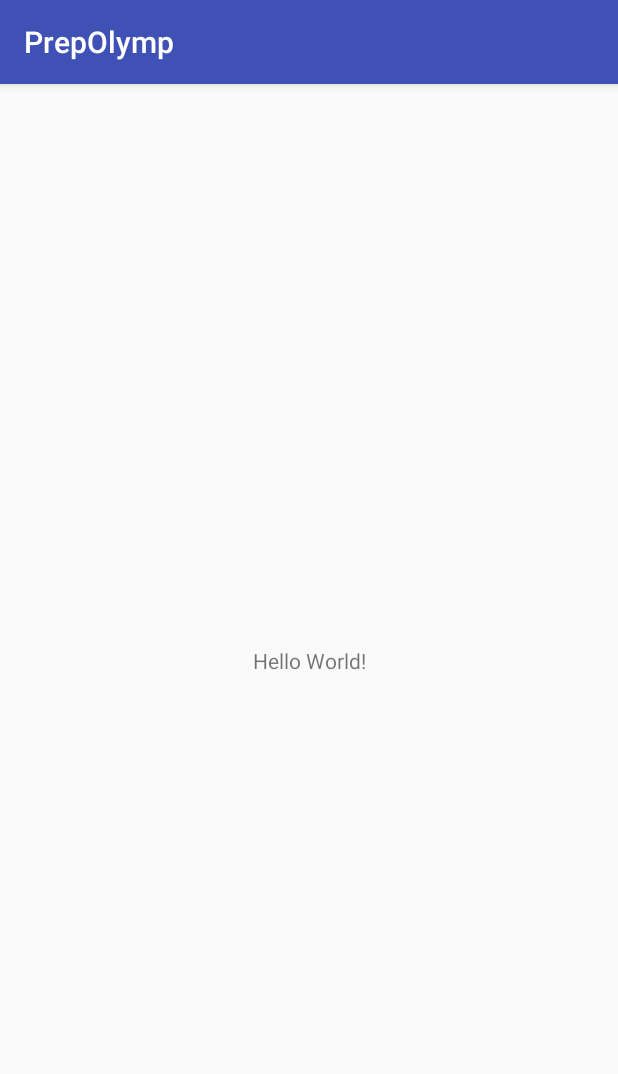
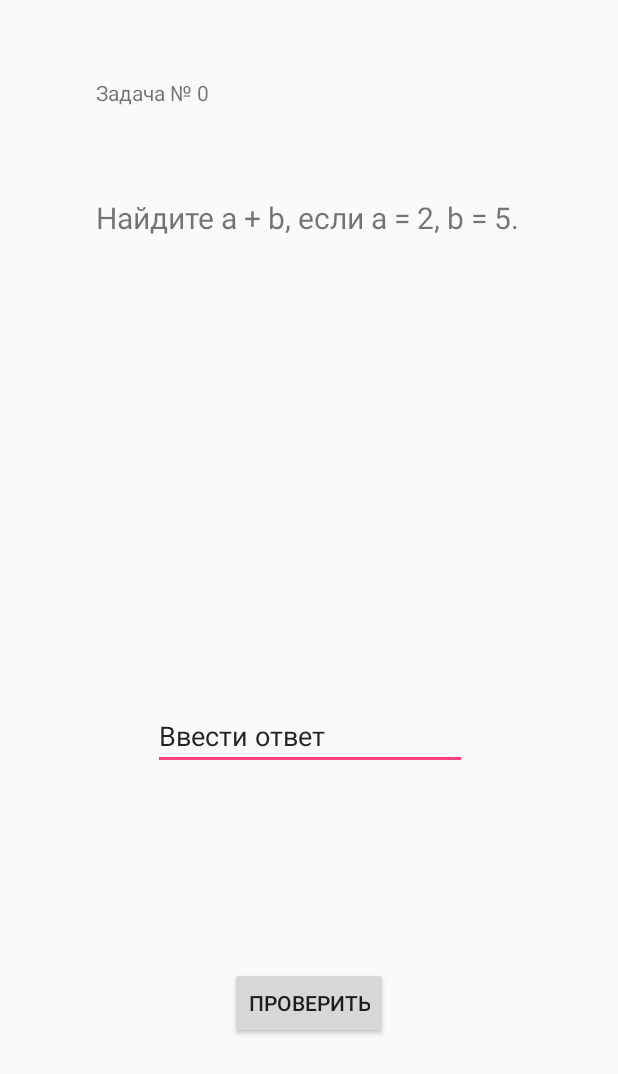
Before and after one commit to matveevk/PrepOlymp, an Android app: the screen it shows after launch (MainActivity), on a phone screen of 412 x 824 dp. Shown: the top 1074 px of the screen. Run offline under Robolectric (Android 15) with nearby library versions, the phone set to English and light mode, and no system bars.

Commit message:
Problem View Beta

```diff
--- a/app/src/main/java/com/example/root/prepolymp/MainActivity.java
+++ b/app/src/main/java/com/example/root/prepolymp/MainActivity.java
@@ -1,15 +1,25 @@
 package com.example.root.prepolymp;
 
-import android.support.v7.app.AppCompatActivity;
+import android.app.Activity;
 import android.os.Bundle;
+import android.widget.TextView;
 
-public class MainActivity extends AppCompatActivity {
+public class MainActivity extends Activity {
 
     @Override
     protected void onCreate(Bundle savedInstanceState) {
         super.onCreate(savedInstanceState);
-        setContentView(R.layout.activity_main);
+        setContentView(R.layout.problem_view);
+        Problem problem = new Problem("Найдите a + b, если a = 2, b = 5.", "7", 1);
+        showProblem(problem);
     }
 
+    public void showProblem(Problem problem) {
+        TextView problemText = (TextView)findViewById(R.id.problemView);
+        problemText.setText(problem.text);
+        int problemNo = 0;
+        TextView problemInfo = (TextView)findViewById(R.id.problemInfo);
+        problemInfo.setText(getString(R.string.problem_number, problemNo));
 
+    }
 }
--- /dev/null
+++ b/app/src/main/java/com/example/root/prepolymp/Problem.java
@@ -0,0 +1,24 @@
+package com.example.root.prepolymp;
+
+import java.util.ArrayList;
+
+public class Problem {
+    String text;
+    String ans;
+    int form;
+    String origins;
+
+    Problem() {
+        text = "";
+        ans = "";
+        form = 9;
+        origins = "Неизвестно";
+    }
+
+    Problem(String text, String ans, int form) {
+        this.text = text;
+        this.ans = ans;
+        this.form = form;
+    }
+
+}
--- a/app/src/main/res/layout/activity_main.xml
+++ /dev/null
@@ -1,19 +0,0 @@
-<?xml version="1.0" encoding="utf-8"?>
-<android.support.constraint.ConstraintLayout
-    xmlns:android="http://schemas.android.com/apk/res/android"
-    xmlns:tools="http://schemas.android.com/tools"
-    xmlns:app="http://schemas.android.com/apk/res-auto"
-    android:layout_width="match_parent"
-    android:layout_height="match_parent"
-    tools:context="com.example.root.prepolymp.MainActivity">
-
-    <TextView
-        android:layout_width="wrap_content"
-        android:layout_height="wrap_content"
-        android:text="Hello World!"
-        app:layout_constraintBottom_toBottomOf="parent"
-        app:layout_constraintLeft_toLeftOf="parent"
-        app:layout_constraintRight_toRightOf="parent"
-        app:layout_constraintTop_toTopOf="parent" />
-
-</android.support.constraint.ConstraintLayout>
--- /dev/null
+++ b/app/src/main/res/layout/problem_view.xml
@@ -0,0 +1,57 @@
+<?xml version="1.0" encoding="utf-8"?>
+<android.support.constraint.ConstraintLayout
+    xmlns:android="http://schemas.android.com/apk/res/android"
+    xmlns:tools="http://schemas.android.com/tools"
+    xmlns:app="http://schemas.android.com/apk/res-auto"
+    android:layout_width="match_parent"
+    android:layout_height="match_parent"
+    tools:context="com.example.root.prepolymp.MainActivity">
+
+    <TextView
+        android:id="@+id/problemView"
+        android:layout_width="285dp"
+        android:layout_height="211dp"
+        android:textSize="20sp"
+        android:text="@string/problem_text"
+        app:layout_constraintRight_toRightOf="parent"
+        app:layout_constraintLeft_toLeftOf="parent"
+        app:layout_constraintBottom_toTopOf="@+id/insertAnswer"
+        app:layout_constraintTop_toTopOf="parent"
+        app:layout_constraintHorizontal_bias="0.503" />
+
+    <EditText
+        android:id="@+id/insertAnswer"
+        android:layout_width="209dp"
+        android:layout_height="39dp"
+        android:ems="10"
+        android:text="@string/insert_ans"
+        android:inputType="textPersonName"
+        app:layout_constraintRight_toRightOf="parent"
+        app:layout_constraintLeft_toLeftOf="parent"
+        app:layout_constraintBottom_toTopOf="@+id/checkButton"
+        app:layout_constraintTop_toBottomOf="@+id/problemView"
+        app:layout_constraintHorizontal_bias="0.502" />
+
+    <Button
+        android:id="@+id/checkButton"
+        android:layout_width="wrap_content"
+        android:layout_height="wrap_content"
+        android:text="@string/check_button"
+        app:layout_constraintRight_toRightOf="parent"
+        app:layout_constraintLeft_toLeftOf="parent"
+        app:layout_constraintBottom_toBottomOf="parent"
+        app:layout_constraintTop_toBottomOf="@+id/insertAnswer" />
+
+    <TextView
+        android:id="@+id/problemInfo"
+        android:layout_width="285dp"
+        android:layout_height="35dp"
+        android:text="@string/problem_info"
+        app:layout_constraintBottom_toTopOf="@+id/problemView"
+        app:layout_constraintTop_toTopOf="parent"
+        app:layout_constraintRight_toRightOf="parent"
+        app:layout_constraintLeft_toLeftOf="parent"
+        app:layout_constraintHorizontal_bias="0.503"
+        app:layout_constraintVertical_bias="0.545" />
+
+</android.support.constraint.ConstraintLayout>
--- a/app/src/main/res/values/strings.xml
+++ b/app/src/main/res/values/strings.xml
@@ -1,3 +1,10 @@
 <resources>
     <string name="app_name">PrepOlymp</string>
+
+    <string name="problem_text">Текст задачи</string>
+    <string name="insert_ans">Ввести ответ</string>
+    <string name="check_button">Проверить</string>
+    <string name="problem_info">Информация о задаче</string>
+
+    <string name="problem_number">Задача № %d</string>
 </resources>
```
